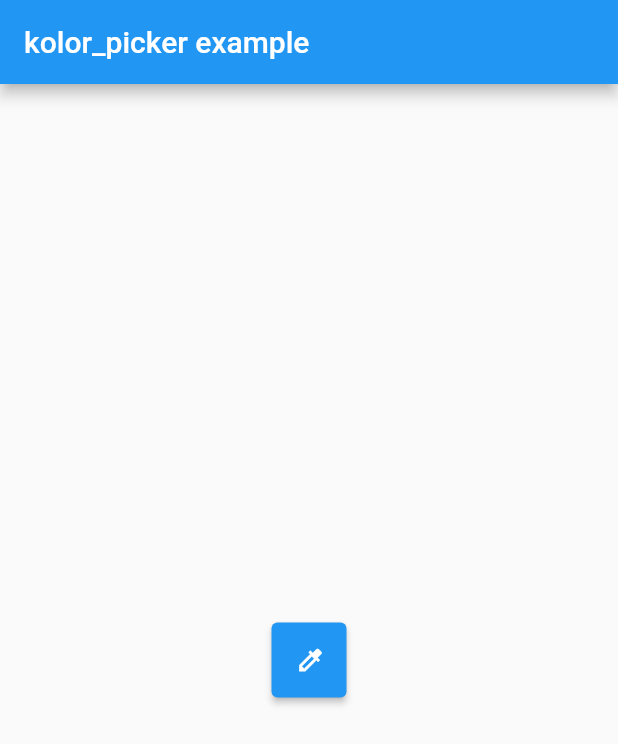
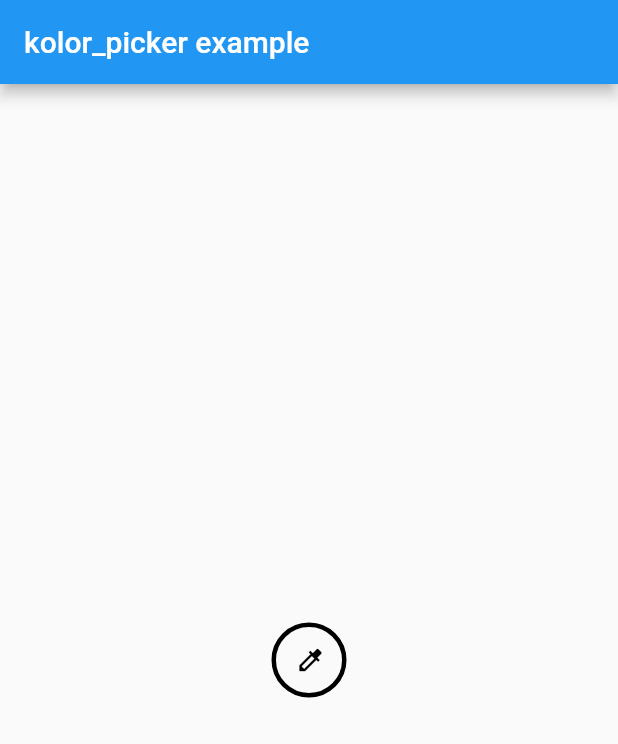
Before and after one commit to kheapps/kolor_picker, a Flutter app: the screen it shows after launch, on a phone screen of 412 x 824 dp. Shown: the top 744 px of the screen. Run offline on Flutter 3.47's test engine with Material 2 defaults, Android fonts, the phone set to English and light mode, and no system bars.

Commit message:
#4 set default design of the package

```diff
--- a/lib/kolor_picker.dart
+++ b/lib/kolor_picker.dart
@@ -6,7 +6,7 @@ import 'package:flutter/material.dart';
 
 import 'src/picker_modal.dart';
 
-class KolorPicker extends StatelessWidget {
+class KolorPicker extends StatefulWidget {
   /// [KolorPicker] give you the possibility to pick a color RGB values.
   ///
   /// It gives you a button that trigger a [BottomSheet] modal in wich
@@ -81,26 +81,50 @@ class KolorPicker extends StatelessWidget {
   ///
   final FutureOr<dynamic> Function(Object, StackTrace)? onError;
 
+  @override
+  _KolorPickerState createState() => _KolorPickerState();
+}
+
+class _KolorPickerState extends State<KolorPicker> {
   final _history = <Color>[];
+  Color _pickedColor = Colors.black;
+
+  initState() {
+    _pickedColor = widget.initColor;
+    super.initState();
+  }
 
   @override
   Widget build(BuildContext context) {
-    Color _pickedColor = initColor;
+    final colorVals = [_pickedColor.red, _pickedColor.green, _pickedColor.blue];
+    final sum = colorVals.reduce((v, e) => v + e);
+
     return Container(
-      width: width,
-      height: height,
+      width: widget.width,
+      height: widget.height,
       alignment: Alignment.center,
-      child: ElevatedButton(
+      child: OutlinedButton(
         child: Container(
           width: double.maxFinite,
           height: double.maxFinite,
-          child: icon ??
+          child: widget.icon ??
               Icon(
                 Icons.colorize,
                 size: 20,
               ),
         ),
-        style: style,
+        style: widget.style ??
+            OutlinedButton.styleFrom(
+              shape: CircleBorder(),
+              side: BorderSide(
+                color: _pickedColor,
+                width: 3,
+                style: BorderStyle.solid,
+              ),
+              primary: Colors.black,
+              onSurface: _pickedColor,
+              shadowColor: _pickedColor,
+            ),
         onPressed: () {
           showModalBottomSheet(
             context: context,
@@ -109,10 +133,12 @@ class KolorPicker extends StatelessWidget {
             builder: (ctx) => Container(
               child: PickerModal(
                 history: _history,
-                useAppTextTheme: useAppTextTheme,
+                useAppTextTheme: widget.useAppTextTheme,
                 onColorPicked: (c) {
-                  onColorPicked!(c);
-                  _pickedColor = c;
+                  widget.onColorPicked!(c);
+                  setState(() {
+                    _pickedColor = c;
+                  });
                   // * we keep only one occurence of a color
                   if (_history.contains(c)) _history.remove(c);
                   _history.add(c);
@@ -124,8 +150,8 @@ class KolorPicker extends StatelessWidget {
               ),
             ),
           )
-            ..onError(onError ?? (e, stackTrace) {})
-            ..whenComplete(onComplete ?? () {});
+            ..onError(widget.onError ?? (e, stackTrace) {})
+            ..whenComplete(widget.onComplete ?? () {});
         },
       ),
     );
```
Also changed, not shown: lib/src/picker_modal.dart (+8 -1 lines).
